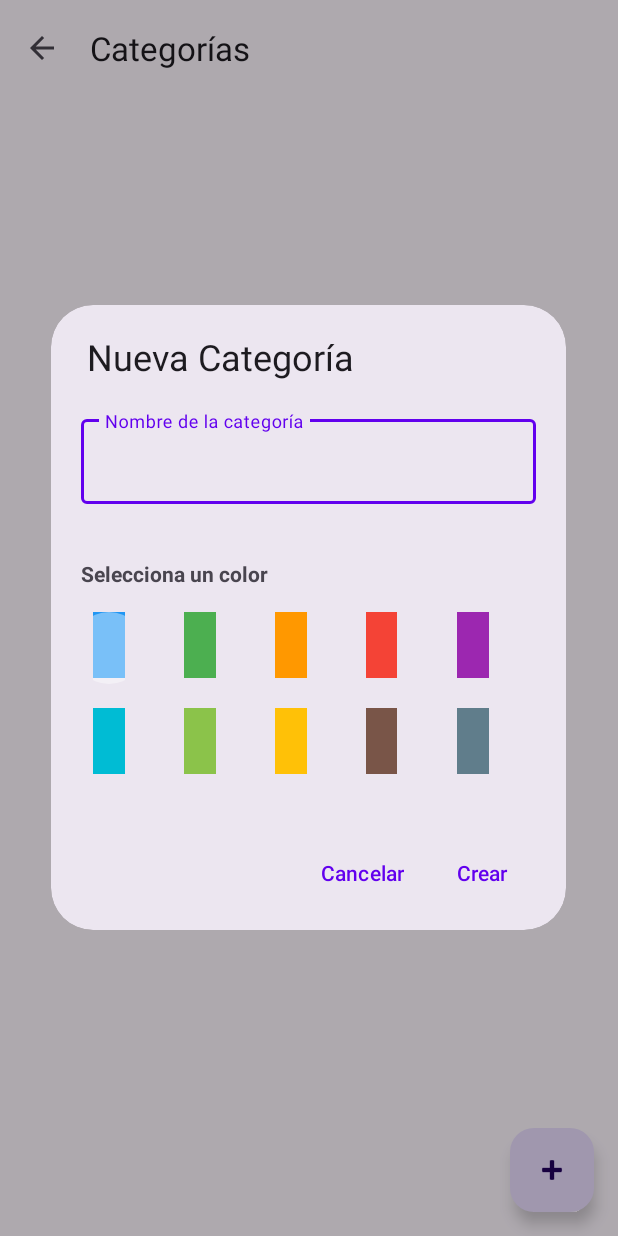
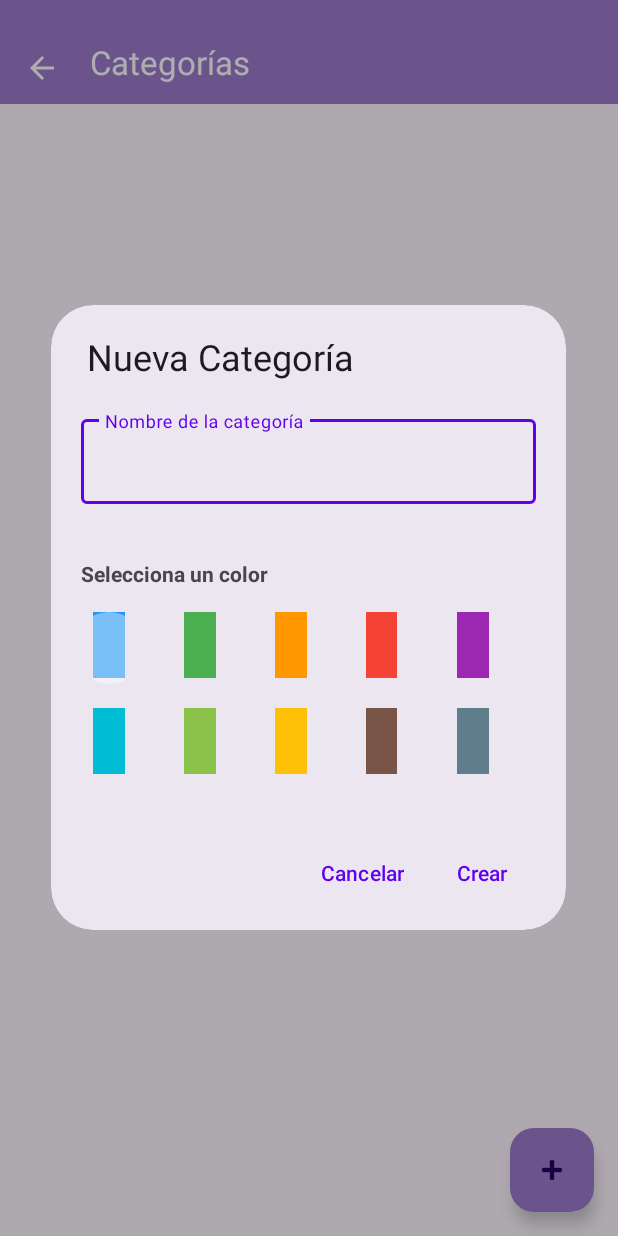
Before and after one commit to Tutoterrero7/MementoApp, an Android app built with Jetpack Compose: the CategoriesFragment screen opened through its navigation route, after a tap on "Nueva categoría", on a phone screen of 412 x 824 dp. Run offline under Robolectric (Android 15) with nearby library versions, the light colour scheme and no system bars; our stand-ins replace Dagger/Hilt's generated code, Firebase (no records; nobody signed in at launch, a user with empty details on screens opened directly); 1 statement that could not run was skipped.

Commit message:
mejora de diseño de la ui

```diff
--- a/app/src/main/java/com/arcides/mementoapp/presentation/categories/CategoriesFragment.kt
+++ b/app/src/main/java/com/arcides/mementoapp/presentation/categories/CategoriesFragment.kt
@@ -10,6 +10,7 @@ import androidx.fragment.app.viewModels
 import androidx.lifecycle.lifecycleScope
 import androidx.navigation.fragment.findNavController
 import androidx.recyclerview.widget.GridLayoutManager
+import androidx.recyclerview.widget.LinearLayoutManager
 import androidx.recyclerview.widget.RecyclerView
 import com.arcides.mementoapp.R
 import com.arcides.mementoapp.databinding.FragmentCategoriesBinding
@@ -67,7 +68,8 @@ class CategoriesFragment : Fragment() {
         )
 
         binding.categoriesRecyclerView.apply {
-            layoutManager = GridLayoutManager(requireContext(), 2)
+            // Cambiado de GridLayoutManager(..., 2) a LinearLayoutManager para ocupar todo el ancho
+            layoutManager = LinearLayoutManager(requireContext())
             adapter = categoriesAdapter
         }
 
--- a/app/src/main/res/layout/fragment_categories.xml
+++ b/app/src/main/res/layout/fragment_categories.xml
@@ -7,14 +7,21 @@
 
     <com.google.android.material.appbar.AppBarLayout
         android:layout_width="match_parent"
-        android:layout_height="wrap_content">
+        android:layout_height="wrap_content"
+        app:elevation="0dp">
 
         <com.google.android.material.appbar.MaterialToolbar
             android:id="@+id/toolbar"
             android:layout_width="match_parent"
-            android:layout_height="?attr/actionBarSize"
+            android:layout_height="wrap_content"
+            android:background="#9C7ACC"
+            android:paddingTop="13dp"
+            app:contentInsetStart="0dp"
+            app:contentInsetStartWithNavigation="0dp"
             app:title="Categorías"
-            app:navigationIcon="@drawable/ic_back" />
+            app:titleTextColor="@android:color/white"
+            app:navigationIcon="@drawable/ic_back"
+            app:navigationIconTint="@android:color/white" />
 
     </com.google.android.material.appbar.AppBarLayout>
 
@@ -68,6 +75,7 @@
         android:layout_gravity="bottom|end"
         android:layout_margin="16dp"
         android:contentDescription="Nueva categoría"
+        app:backgroundTint="#9C7ACC"
         app:srcCompat="@android:drawable/ic_input_add" />
 
 </androidx.coordinatorlayout.widget.CoordinatorLayout>
```
Also changed, not shown: app/src/main/res/layout/fragment_home.xml (+8 -3 lines), app/src/main/res/layout/fragment_login.xml (+10 -9 lines), app/src/main/res/layout/item_category.xml (+5 -2 lines).
